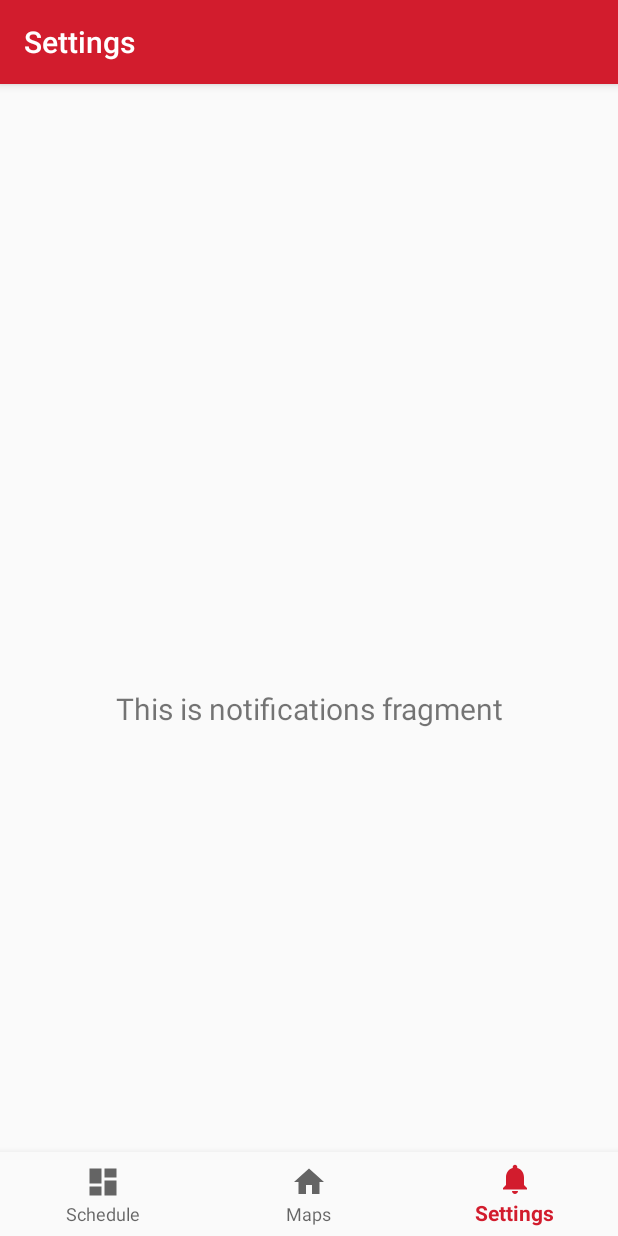
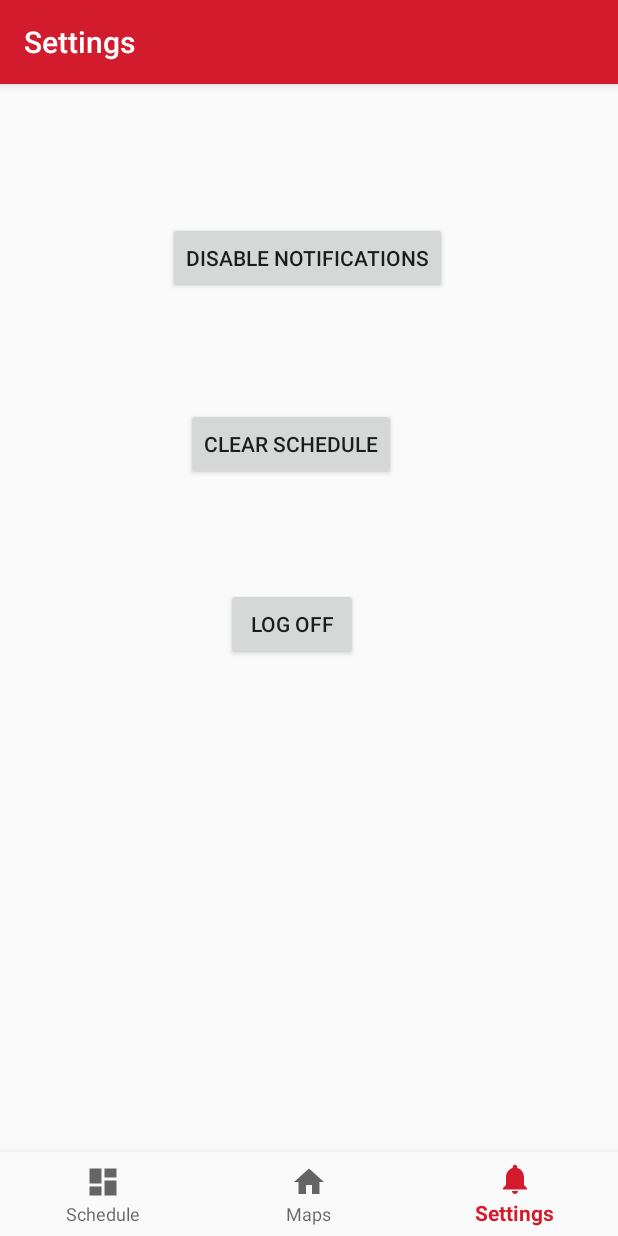
Before and after one commit to HaydenWorrix/UCRA3Tile, an Android app: the SettingsFragment screen opened through its navigation route, on a phone screen of 412 x 824 dp. Run offline under Robolectric (Android 15) with nearby library versions, the phone set to English and light mode, and no system bars; our stand-ins replace navigation-ui.

Commit message:
added logo

```diff
--- a/app/src/main/java/com/example/ucra_3tile/ui/settings/SettingsFragment.java
+++ b/app/src/main/java/com/example/ucra_3tile/ui/settings/SettingsFragment.java
@@ -23,13 +23,7 @@ public class SettingsFragment extends Fragment {
         settingsViewModel =
                 ViewModelProviders.of(this).get(SettingsViewModel.class);
         View root = inflater.inflate(R.layout.fragment_settings, container, false);
-        final TextView textView = root.findViewById(R.id.text_settings);
-        settingsViewModel.getText().observe(getViewLifecycleOwner(), new Observer<String>() {
-            @Override
-            public void onChanged(@Nullable String s) {
-                textView.setText(s);
-            }
-        });
+
         return root;
     }
 }
--- a/app/src/main/java/com/example/ucra_3tile/ui/settings/SettingsViewModel.java
+++ b/app/src/main/java/com/example/ucra_3tile/ui/settings/SettingsViewModel.java
@@ -10,7 +10,6 @@ public class SettingsViewModel extends ViewModel {
 
     public SettingsViewModel() {
         mText = new MutableLiveData<>();
-        mText.setValue("This is notifications fragment");
     }
 
     public LiveData<String> getText() {
--- a/app/src/main/res/layout/activity_login.xml
+++ b/app/src/main/res/layout/activity_login.xml
@@ -16,13 +16,14 @@
         android:layout_width="0dp"
         android:layout_height="wrap_content"
         android:layout_marginStart="24dp"
-        android:layout_marginTop="96dp"
+        android:layout_marginTop="268dp"
         android:layout_marginEnd="24dp"
         android:autofillHints="@string/prompt_email"
         android:hint="@string/prompt_email"
         android:inputType="textEmailAddress"
         android:selectAllOnFocus="true"
         app:layout_constraintEnd_toEndOf="parent"
+        app:layout_constraintHorizontal_bias="0.125"
         app:layout_constraintStart_toStartOf="parent"
         app:layout_constraintTop_toTopOf="parent" />
 
@@ -31,7 +32,7 @@
         android:layout_width="0dp"
         android:layout_height="wrap_content"
         android:layout_marginStart="24dp"
-        android:layout_marginTop="8dp"
+        android:layout_marginTop="44dp"
         android:layout_marginEnd="24dp"
         android:autofillHints="@string/prompt_password"
         android:hint="@string/prompt_password"
@@ -75,4 +76,13 @@
         app:layout_constraintStart_toStartOf="@+id/password"
         app:layout_constraintTop_toTopOf="parent"
         app:layout_constraintVertical_bias="0.3" />
+
+    <ImageView
+        android:id="@+id/imageView"
+        android:layout_width="175dp"
+        android:layout_height="271dp"
+        app:layout_constraintEnd_toEndOf="parent"
+        app:layout_constraintStart_toStartOf="parent"
+        app:srcCompat="@drawable/logo"
+        tools:layout_editor_absoluteY="32dp" />
 </androidx.constraintlayout.widget.ConstraintLayout>
--- a/app/src/main/res/layout/fragment_maps.xml
+++ b/app/src/main/res/layout/fragment_maps.xml
@@ -6,5 +6,4 @@
     android:layout_height="match_parent"
     tools:context=".ui.map.MapsFragment">
 
-
 </androidx.constraintlayout.widget.ConstraintLayout>
--- a/app/src/main/res/layout/fragment_settings.xml
+++ b/app/src/main/res/layout/fragment_settings.xml
@@ -6,17 +6,37 @@
     android:layout_height="match_parent"
     tools:context=".ui.settings.SettingsFragment">
 
-    <TextView
-        android:id="@+id/text_settings"
-        android:layout_width="match_parent"
+
+    <Button
+        android:id="@+id/button3"
+        android:layout_width="wrap_content"
         android:layout_height="wrap_content"
-        android:layout_marginStart="8dp"
-        android:layout_marginTop="8dp"
-        android:layout_marginEnd="8dp"
-        android:textAlignment="center"
-        android:textSize="20sp"
-        app:layout_constraintBottom_toBottomOf="parent"
+        android:layout_marginTop="280dp"
+        android:text="Log Off"
         app:layout_constraintEnd_toEndOf="parent"
+        app:layout_constraintHorizontal_bias="0.464"
+        app:layout_constraintStart_toStartOf="parent"
+        app:layout_constraintTop_toTopOf="parent" />
+
+    <Button
+        android:id="@+id/button4"
+        android:layout_width="wrap_content"
+        android:layout_height="wrap_content"
+        android:layout_marginTop="160dp"
+        android:text="Clear Schedule"
+        app:layout_constraintEnd_toEndOf="parent"
+        app:layout_constraintHorizontal_bias="0.457"
+        app:layout_constraintStart_toStartOf="parent"
+        app:layout_constraintTop_toTopOf="parent" />
+
+    <Button
+        android:id="@+id/button5"
+        android:layout_width="wrap_content"
+        android:layout_height="wrap_content"
+        android:layout_marginTop="36dp"
+        android:text="Disable Notifications"
+        app:layout_constraintEnd_toEndOf="parent"
+        app:layout_constraintHorizontal_bias="0.497"
         app:layout_constraintStart_toStartOf="parent"
         app:layout_constraintTop_toTopOf="parent" />
 </androidx.constraintlayout.widget.ConstraintLayout>
```
Also changed, not shown: app/src/main/res/drawable/logo.png (added).
